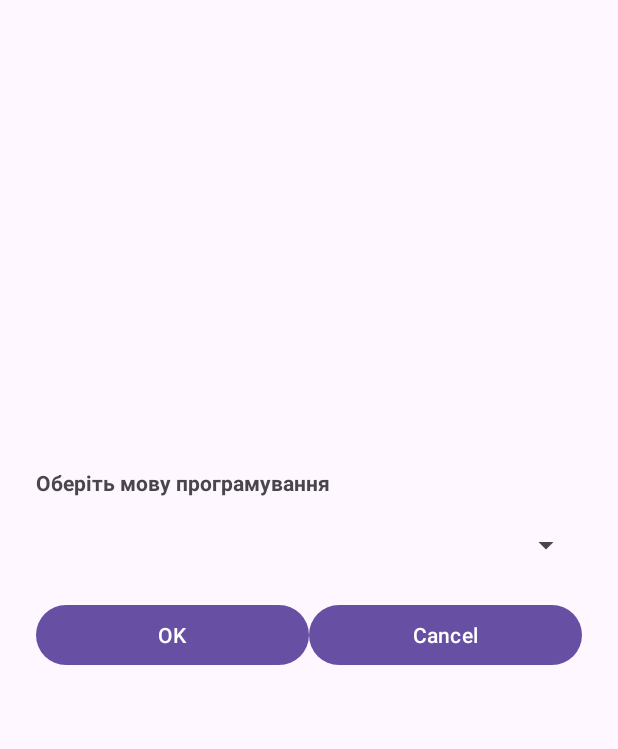
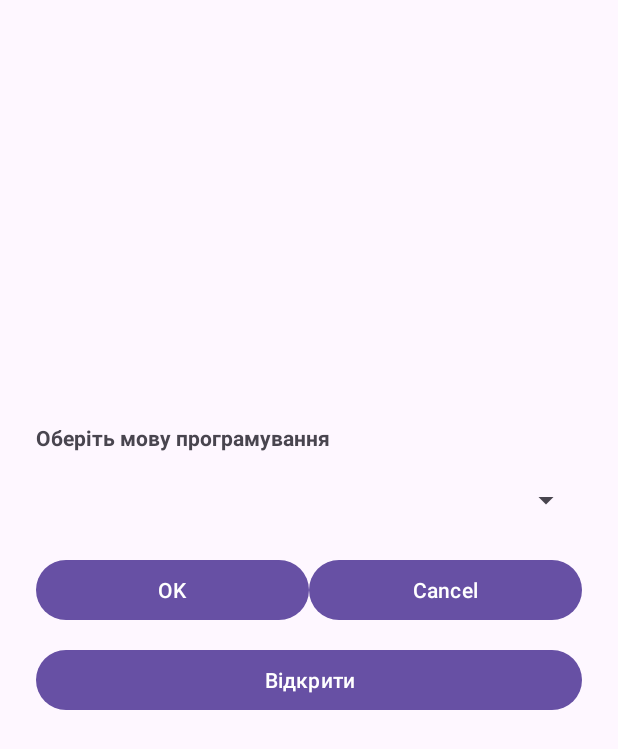
Before and after one commit to XBOXseer/Java_Android_Lr3, an Android app: the screen it shows after launch (MainActivity), after a tap on "OK", on a phone screen of 412 x 824 dp. Shown: the top 749 px of the screen. Run offline under Robolectric (Android 15) with nearby library versions, the phone set to English and light mode, and no system bars.

Commit message:
first commit

```diff
--- a/app/src/main/AndroidManifest.xml
+++ b/app/src/main/AndroidManifest.xml
@@ -22,6 +22,9 @@
                 <category android:name="android.intent.category.LAUNCHER" />
             </intent-filter>
         </activity>
+
+        <activity android:name=".ViewDataActivity" />
+
     </application>
 
 </manifest>
--- a/app/src/main/java/com/example/myapplication/SelectionFragment.java
+++ b/app/src/main/java/com/example/myapplication/SelectionFragment.java
@@ -1,6 +1,7 @@
 package com.example.myapplication;
 
 import android.content.Context;
+import android.content.Intent;
 import android.os.Bundle;
 import android.view.LayoutInflater;
 import android.view.View;
@@ -9,11 +10,13 @@ import android.widget.*;
 import androidx.annotation.NonNull;
 import androidx.annotation.Nullable;
 import androidx.fragment.app.Fragment;
+import java.io.FileOutputStream;
+import java.io.IOException;
 
 public class SelectionFragment extends Fragment {
 
     Spinner spinnerLanguages;
-    Button buttonOk, buttonCancel;
+    Button buttonOk, buttonCancel, buttonOpen;
     String selectedLanguage = "";
     OnLanguageSelectedListener callback;
 
@@ -43,6 +46,7 @@ public class SelectionFragment extends Fragment {
         spinnerLanguages = view.findViewById(R.id.spinnerLanguages);
         buttonOk = view.findViewById(R.id.buttonOk);
         buttonCancel = view.findViewById(R.id.buttonCancel);
+        buttonOpen = view.findViewById(R.id.buttonOpen);
 
         String[] languages = {"", "Java", "Python", "C++", "JavaScript", "Kotlin", "Swift"};
         ArrayAdapter<String> adapter = new ArrayAdapter<>(getContext(), android.R.layout.simple_spinner_item, languages);
@@ -63,9 +67,18 @@ public class SelectionFragment extends Fragment {
 
         buttonOk.setOnClickListener(v -> {
             if (selectedLanguage.isEmpty()) {
-                Toast.makeText(getContext(), "Будь ласка, оберіть мову програмування!", Toast.LENGTH_SHORT).show();
+                Toast.makeText(getActivity(), "Будь ласка, оберіть мову програмування!", Toast.LENGTH_SHORT).show();
             } else {
                 callback.onLanguageSelected(selectedLanguage);
+
+                try {
+                    FileOutputStream fos = getActivity().openFileOutput("data.txt", Context.MODE_APPEND);
+                    fos.write((selectedLanguage + "\n").getBytes());
+                    fos.close();
+                    Toast.makeText(getActivity(), "Дані збережено у файл", Toast.LENGTH_SHORT).show();
+                } catch (IOException e) {
+                    Toast.makeText(getActivity(), "Помилка збереження даних", Toast.LENGTH_SHORT).show();
+                }
             }
         });
 
@@ -73,5 +86,10 @@ public class SelectionFragment extends Fragment {
             spinnerLanguages.setSelection(0);
             callback.onClearRequested();
         });
+
+        buttonOpen.setOnClickListener(v -> {
+            Intent intent = new Intent(getActivity(), ViewDataActivity.class);
+            startActivity(intent);
+        });
     }
 }
--- a/app/src/main/res/layout/fragment_selection.xml
+++ b/app/src/main/res/layout/fragment_selection.xml
@@ -37,4 +37,11 @@
             android:layout_height="wrap_content"
             android:text="Cancel" />
     </LinearLayout>
+
+    <Button
+        android:id="@+id/buttonOpen"
+        android:layout_width="match_parent"
+        android:layout_height="wrap_content"
+        android:text="Відкрити"
+        android:layout_marginTop="12dp" />
 </LinearLayout>
```
Also changed, not shown: app/src/main/java/com/example/myapplication/ViewDataActivity.java (added, +36 -0 lines), app/src/main/res/layout/activity_view_data.xml (added, +12 -0 lines).
